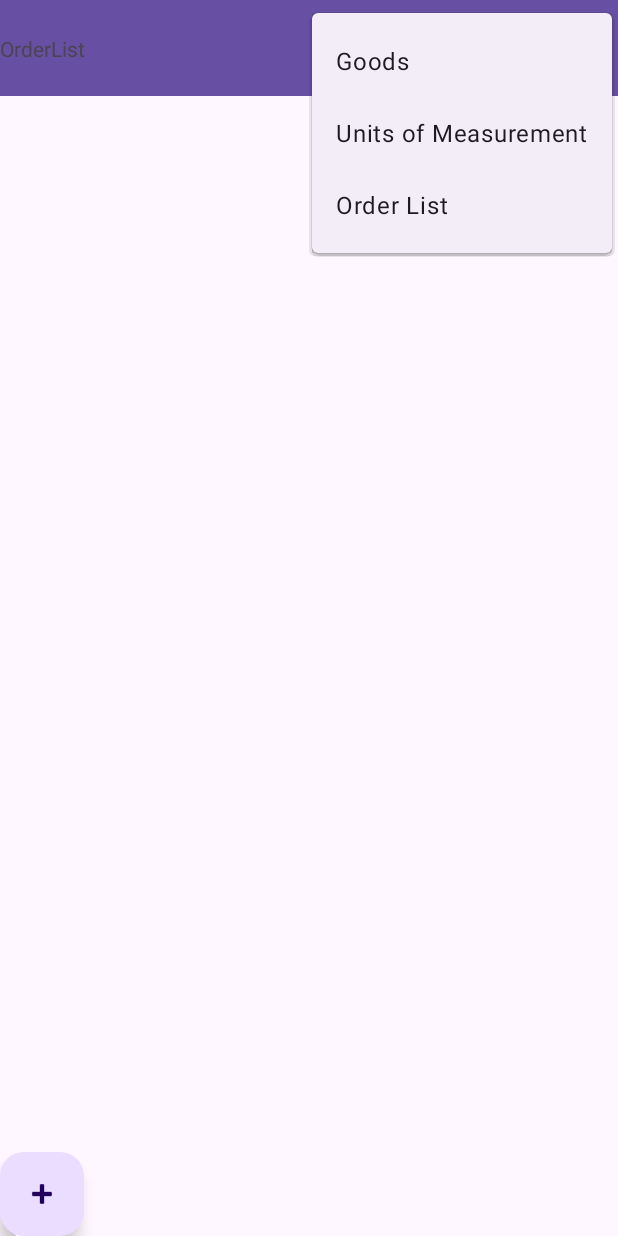
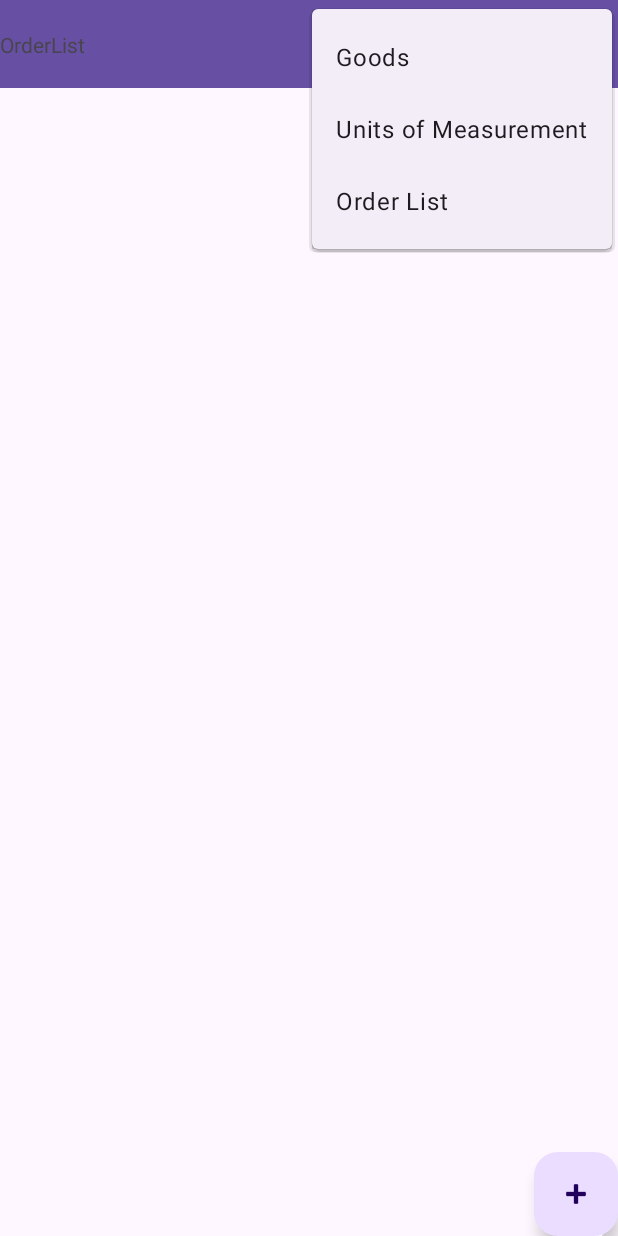
Before and after one commit to i1qxa/OrderLite, an Android app: the screen it shows after launch (MainActivity), with the options menu open, on a phone screen of 412 x 824 dp. Run offline under Robolectric (Android 15) with nearby library versions, the phone set to English and light mode, and no system bars; our stand-ins replace Room's generated code; 1 statement that could not run was skipped.

Commit message:
Переделал кнопку добавления эллемента. Теперь она у каждого фрагмента своя

```diff
--- a/app/src/main/java/com/example/orderlite/domain/order/OrderRepository.kt
+++ b/app/src/main/java/com/example/orderlite/domain/order/OrderRepository.kt
@@ -9,4 +9,5 @@ interface OrderRepository {
 
     suspend fun addOrder(order: Order)
 
+
 }
--- a/app/src/main/java/com/example/orderlite/presentation/MainActivity.kt
+++ b/app/src/main/java/com/example/orderlite/presentation/MainActivity.kt
@@ -47,47 +47,10 @@ class MainActivity : AppCompatActivity() {
     private fun observeFragmentName(){
         FragmentNameInstaller.currentFragmentName.observe(this){
             binding.fragmentName.text = it
-            when(it){
-                FRAGMENT_NAME_LIST_UNITS_O_M ->{
-                    setFabAddVisibility(true)
-                    binding.fabAdd.setOnClickListener{
-                        launchNewFragment(UnitOMFragment.newInstanceAddItem(MODE_ADD))
-                    }
-                }
-                FRAGMENT_NAME_UNIT_O_M -> {
-                    setFabAddVisibility(false)
-                }
-                FRAGMENT_NAME_PRODUCTS_LIST -> {
-                    setFabAddVisibility(true)
-                    binding.fabAdd.setOnClickListener {
-                        launchNewFragment(ProductItemFragment.newInstance(MODE_ADD,-1))
-                    }
-                }
-                FRAGMENT_NAME_PRODUCT_ITEM ->{
-                    setFabAddVisibility(false)
-                }
-                FRAGMENT_NAME_ORDER_LIST -> {
-                    setFabAddVisibility(true)
-                    binding.fabAdd.setOnClickListener {
-                        launchNewFragment(OrderBodyFragment.newInstance(0))
-                    }
-                }
-                FRAGMENT_NAME_ORDER_BODY -> {
-                    setFabAddVisibility(false)
-                }
-                else -> {
-                    throw RuntimeException("Incorrect Fragment Name: $it")
-                }
-            }
         }
     }
 
-    private fun setFabAddVisibility(visibility:Boolean){
-        when(visibility){
-            true -> binding.fabAdd.visibility = View.VISIBLE
-            false -> binding.fabAdd.visibility = View.GONE
-        }
-    }
+
 
     override fun onCreateOptionsMenu(menu: Menu): Boolean {
         menuInflater.inflate(R.menu.menu_main, menu)
--- a/app/src/main/java/com/example/orderlite/presentation/order/ListOrderFragment.kt
+++ b/app/src/main/java/com/example/orderlite/presentation/order/ListOrderFragment.kt
@@ -5,15 +5,19 @@ import androidx.fragment.app.Fragment
 import android.view.LayoutInflater
 import android.view.View
 import android.view.ViewGroup
+import android.widget.Button
 import androidx.lifecycle.ViewModelProvider
 import com.example.orderlite.R
+import com.example.orderlite.databinding.FragmentListOrderBinding
 import com.example.orderlite.presentation.FragmentNameInstaller
 import com.example.orderlite.presentation.order_record.OrderBodyFragment
+import kotlinx.coroutines.flow.combine
 
 const val FRAGMENT_NAME_ORDER_LIST = "OrderList"
 
 class ListOrderFragment : Fragment() {
 
+    private lateinit var binding:FragmentListOrderBinding
     private lateinit var fragmentNameInstaller:FragmentNameInstaller
     private lateinit var viewModel: ListOrderViewModel
     private var orderId:Int? = null
@@ -25,8 +29,9 @@ class ListOrderFragment : Fragment() {
     override fun onCreateView(
         inflater: LayoutInflater, container: ViewGroup?,
         savedInstanceState: Bundle?,
-    ): View? {
-        return inflater.inflate(R.layout.fragment_list_order, container, false)
+    ): View {
+        binding = FragmentListOrderBinding.inflate(inflater,container,false)
+        return binding.root
     }
 
     override fun onViewCreated(view: View, savedInstanceState: Bundle?) {
@@ -34,8 +39,15 @@ class ListOrderFragment : Fragment() {
         fragmentNameInstaller = FragmentNameInstaller
         fragmentNameInstaller.setName(FRAGMENT_NAME_ORDER_LIST)
         viewModel = ViewModelProvider(this)[ListOrderViewModel::class.java]
+        setupOnClickListener()
+
     }
 
+    private fun setupOnClickListener(){
+        binding.fabAddOrder.setOnClickListener {
+            viewModel.addOrder()
+        }
+    }
 
     private fun launchNewFragment(fragment: OrderBodyFragment){
         parentFragmentManager.apply {
--- a/app/src/main/java/com/example/orderlite/presentation/order/ListOrderViewModel.kt
+++ b/app/src/main/java/com/example/orderlite/presentation/order/ListOrderViewModel.kt
@@ -15,7 +15,7 @@ class ListOrderViewModel(application: Application) : AndroidViewModel(applicatio
     private val getListOrderUseCase = GetOrderListUseCase(repository)
     private val addOrderUseCase = AddOrderUseCase(repository)
     val orderList = getListOrderUseCase.getOrderList()
-    suspend fun addOrder() {
+    fun addOrder() {
         val newOrder = Order(0, Calendar.getInstance().toString())
         viewModelScope.launch {
             addOrderUseCase.addOrder(newOrder)
--- a/app/src/main/res/layout/activity_main.xml
+++ b/app/src/main/res/layout/activity_main.xml
@@ -10,11 +10,14 @@
     <com.google.android.material.appbar.MaterialToolbar
         android:id="@+id/mainToolBar"
         android:layout_width="match_parent"
-        android:layout_height="wrap_content"
+        android:layout_height="0dp"
         android:background="?attr/colorPrimary"
         android:minHeight="?attr/actionBarSize"
         android:theme="?attr/actionBarTheme"
+        app:layout_constraintBottom_toTopOf="@+id/mainContainerView"
         app:layout_constraintTop_toTopOf="parent"
+        app:layout_constraintVertical_chainStyle="packed"
+        app:layout_constraintVertical_weight="1"
         tools:layout_editor_absoluteX="1dp" />
 
     <TextView
@@ -29,19 +32,13 @@
     <androidx.fragment.app.FragmentContainerView
         android:id="@+id/mainContainerView"
         android:name="androidx.navigation.fragment.NavHostFragment"
-        app:navGraph = "@navigation/nav_graph"
+        android:layout_width="match_parent"
+        android:layout_height="0dp"
         app:defaultNavHost="true"
-        android:layout_width="match_parent"
-        android:layout_height="wrap_content"
-        app:layout_constraintTop_toBottomOf="@+id/mainToolBar" />
-
-    <com.google.android.material.floatingactionbutton.FloatingActionButton
-        android:id="@+id/fabAdd"
-        android:layout_width="wrap_content"
-        android:layout_height="wrap_content"
-        android:clickable="true"
         app:layout_constraintBottom_toBottomOf="parent"
         app:layout_constraintStart_toStartOf="parent"
-        app:srcCompat="@android:drawable/ic_input_add" />
+        app:layout_constraintTop_toBottomOf="@+id/mainToolBar"
+        app:layout_constraintVertical_weight="13"
+        app:navGraph="@navigation/nav_graph" />
 
 </androidx.constraintlayout.widget.ConstraintLayout>
--- a/app/src/main/res/layout/fragment_list_order.xml
+++ b/app/src/main/res/layout/fragment_list_order.xml
@@ -1,5 +1,6 @@
 <?xml version="1.0" encoding="utf-8"?>
 <androidx.constraintlayout.widget.ConstraintLayout xmlns:android="http://schemas.android.com/apk/res/android"
+    xmlns:app="http://schemas.android.com/apk/res-auto"
     xmlns:tools="http://schemas.android.com/tools"
     android:layout_width="match_parent"
     android:layout_height="match_parent"
@@ -12,4 +13,14 @@
         android:layout_height="match_parent">
 
     </androidx.recyclerview.widget.RecyclerView>
+
+    <com.google.android.material.floatingactionbutton.FloatingActionButton
+        android:id="@+id/fabAddOrder"
+        android:layout_width="wrap_content"
+        android:layout_height="wrap_content"
+        android:clickable="true"
+        android:src="@android:drawable/ic_input_add"
+        app:layout_constraintBottom_toBottomOf="parent"
+        app:layout_constraintEnd_toEndOf="parent" />
+
 </androidx.constraintlayout.widget.ConstraintLayout>
```
Also changed, not shown: app/src/main/java/com/example/orderlite/presentation/product/list_product_items/ListProductsFragment.kt (+8 -0 lines), app/src/main/java/com/example/orderlite/presentation/units_o_m/list_units_o_m/ListUnitsOMFragment.kt (+7 -0 lines), app/src/main/res/layout/fragment_list_products.xml (+9 -0 lines), app/src/main/res/layout/fragment_list_units_o_m.xml (+10 -0 lines).
